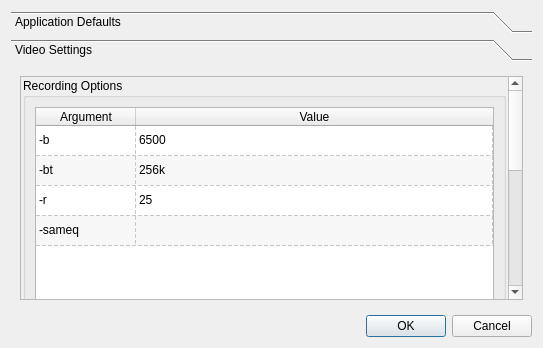
HJCMS/qx11grab, file src/settingsdialogmain.ui: the form before one commit.
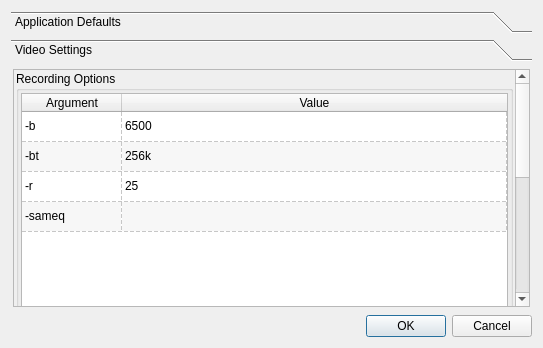
The form after the commit. The open tabs and pages were chosen to show the change. Icons and pictures are not drawn.

```diff
--- a/src/settingsdialogmain.ui
+++ b/src/settingsdialogmain.ui
@@ -157,6 +157,9 @@
        <string>Video Settings</string>
       </attribute>
       <layout class="QVBoxLayout" name="verticalLayout_3">
+       <property name="margin">
+        <number>2</number>
+       </property>
        <item>
         <widget class="QScrollArea" name="scrollArea">
          <property name="widgetResizable">
@@ -166,9 +169,9 @@
           <property name="geometry">
            <rect>
             <x>0</x>
-            <y>0</y>
-            <width>487</width>
-            <height>562</height>
+            <y>-323</y>
+            <width>501</width>
+            <height>542</height>
            </rect>
           </property>
           <layout class="QVBoxLayout" name="verticalLayout_4">
@@ -196,6 +199,9 @@
               <bool>true</bool>
              </property>
              <layout class="QGridLayout" name="gridLayout_2">
+              <property name="margin">
+               <number>2</number>
+              </property>
               <item row="0" column="0" colspan="3">
                <widget class="QTableWidget" name="encodingOptions">
                 <property name="sizePolicy">
```
Left out of the diff: 33 changed lines with no effect on the pictures.
